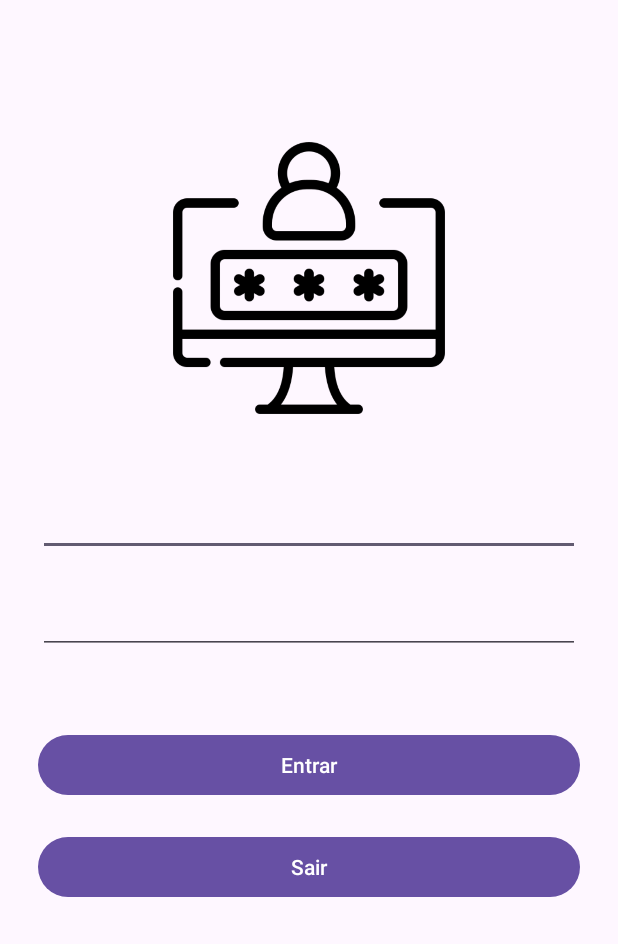
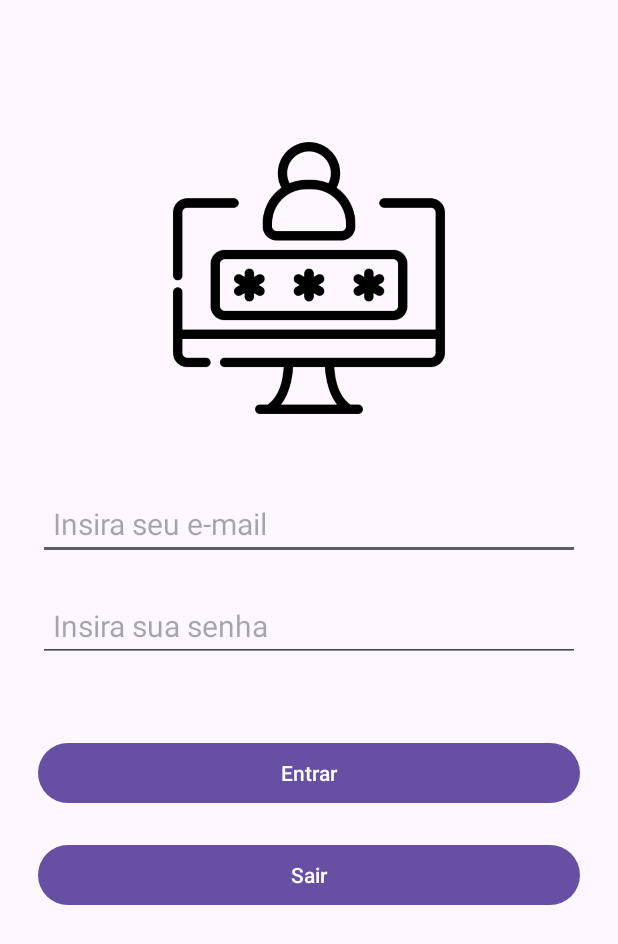
Before and after one commit to Aroldo-nicacio/MyApp2h2025, an Android app: the screen it shows after launch (loginActivity), on a phone screen of 412 x 824 dp. Shown: the top 944 px of the screen. Run offline under Robolectric (Android 15) with nearby library versions, the phone set to English and light mode, and no system bars.

Commit message:
tela de login

```diff
--- a/app/src/main/res/layout/login_layout.xml
+++ b/app/src/main/res/layout/login_layout.xml
@@ -20,12 +20,22 @@
     <EditText
         android:layout_width="match_parent"
         android:layout_height="wrap_content"
-        android:layout_marginBottom="10sp" />
+        android:layout_marginBottom="10sp"
+        android:hint="Insira seu e-mail"
+        android:inputType="textEmailAddress"
+        android:maxLength="50"
+        android:paddingLeft="10sp"
+        android:textSize="20sp" />
 
     <EditText
         android:layout_width="match_parent"
         android:layout_height="wrap_content"
-        android:layout_marginTop="10sp" />
+        android:layout_marginTop="10sp"
+        android:hint="Insira sua senha"
+        android:inputType="textPassword"
+        android:maxLength="12"
+        android:paddingLeft="10sp"
+        android:textSize="20sp" />
 
     <Button
         android:layout_width="match_parent"
```
